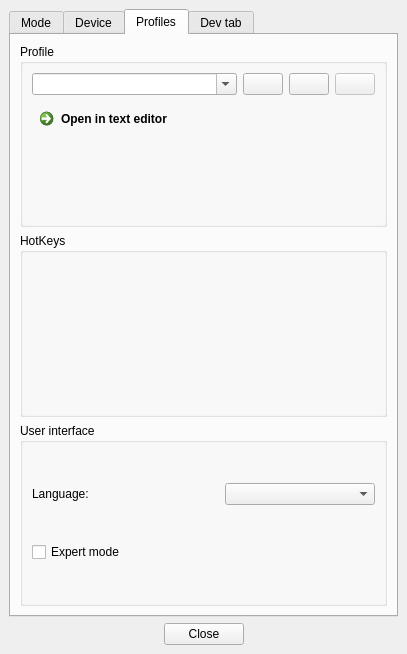
Before: the Qt Designer form Software/src/SettingsWindow.ui in Atarity/Lightpack, drawn with Qt 5.
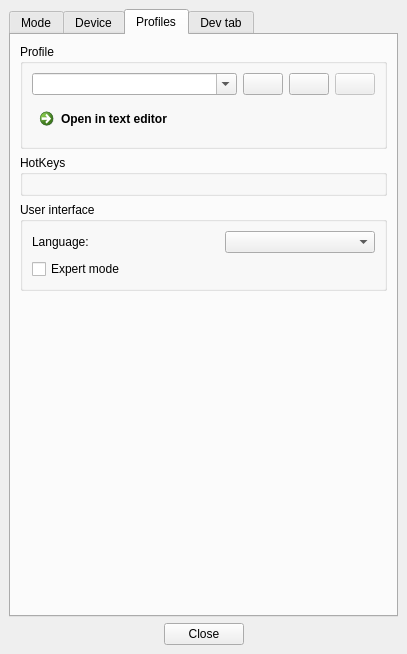
After: the same form once the commit is applied. Icons and pictures are not drawn. Custom widgets are drawn as their Qt base class.

Commit message: Added Vertical Spacer.

Diff of the .ui file:
```diff
--- a/Software/src/SettingsWindow.ui
+++ b/Software/src/SettingsWindow.ui
@@ -1238,6 +1238,19 @@
           </layout>
          </widget>
         </item>
+        <item>
+         <spacer name="verticalSpacer_3">
+          <property name="orientation">
+           <enum>Qt::Vertical</enum>
+          </property>
+          <property name="sizeHint" stdset="0">
+           <size>
+            <width>20</width>
+            <height>40</height>
+           </size>
+          </property>
+         </spacer>
+        </item>
        </layout>
       </widget>
       <widget class="QWidget" name="tabDevTab">
```
